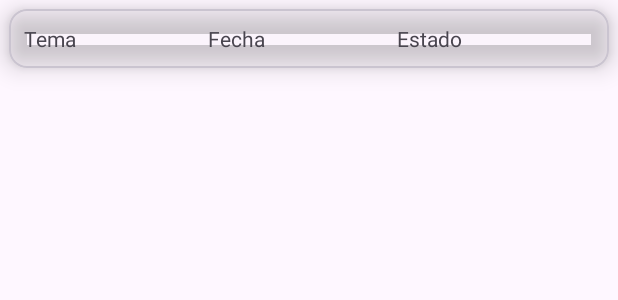
After one commit to JSenen/GaticketApp, an Android app: the layout activity_user_list_item.xml on its own in the app's theme, with its tools: preview values and no code run, on a phone screen of 412 x 824 dp. The commit adds this screen. Shown: the top 300 px of the screen. Run offline under Robolectric (Android 15) with nearby library versions, the phone set to English and light mode, and no system bars.

Commit message:
Start Activity user list incidences

```diff
--- a/app/src/main/AndroidManifest.xml
+++ b/app/src/main/AndroidManifest.xml
@@ -17,6 +17,9 @@
         android:theme="@style/Theme.GaticketApp"
         tools:targetApi="31">
         <activity
+            android:name=".view.UserListActivity"
+            android:exported="false" />
+        <activity
             android:name=".view.UserMainActivity"
             android:exported="false" />
         <activity
--- /dev/null
+++ b/app/src/main/res/layout/activity_user_list_item.xml
@@ -0,0 +1,41 @@
+<?xml version="1.0" encoding="utf-8"?>
+<com.google.android.material.card.MaterialCardView xmlns:android="http://schemas.android.com/apk/res/android"
+    xmlns:app="http://schemas.android.com/apk/res-auto"
+    xmlns:tools="http://schemas.android.com/tools"
+    android:layout_width="match_parent"
+    android:layout_height="wrap_content"
+    android:layout_marginLeft="6dp"
+    android:layout_marginTop="6dp"
+    android:layout_marginRight="6dp"
+    android:layout_marginBottom="6dp"
+    app:cardBackgroundColor="@color/cardview_shadow_end_color"
+    app:cardElevation="10dp"
+    app:contentPadding="10dp">
+
+    <LinearLayout
+        android:layout_width="match_parent"
+        android:layout_height="match_parent"
+        android:orientation="horizontal">
+
+        <TextView
+            android:id="@+id/textView3"
+            android:layout_width="wrap_content"
+            android:layout_height="wrap_content"
+            android:layout_weight="1"
+            android:text="Tema" />
+
+        <TextView
+            android:id="@+id/textView5"
+            android:layout_width="wrap_content"
+            android:layout_height="wrap_content"
+            android:layout_weight="1"
+            android:text="Fecha" />
+
+        <TextView
+            android:id="@+id/textView6"
+            android:layout_width="wrap_content"
+            android:layout_height="wrap_content"
+            android:layout_weight="1"
+            android:text="Estado" />
+    </LinearLayout>
+</com.google.android.material.card.MaterialCardView>
```
Also changed, not shown: app/src/main/java/com/juansenen/gaticketapp/view/UserListActivity.java (added, +16 -0 lines), app/src/main/java/com/juansenen/gaticketapp/view/UserMainActivity.java (+3 -8 lines), app/src/main/res/layout/activity_user_list.xml (added, +32 -0 lines).
